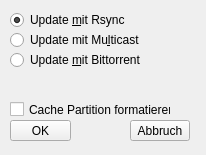
Qt form linbo_gui/linboMulticastBox.ui (linuxmuster/linuxmuster-linbo) before a commit.
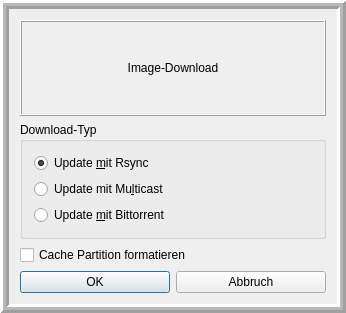
The same form after that commit.

Commit message: rewrite / remove remaining dialogs, make it compile

```diff
--- a/linbo_gui/linboMulticastBox.ui
+++ b/linbo_gui/linboMulticastBox.ui
@@ -1,72 +1,73 @@
 <?xml version="1.0" encoding="UTF-8"?>
 <ui version="4.0">
  <class>linboMulticastBox</class>
- <widget class="QWidget" name="linboMulticastBox">
+ <widget class="QDialog" name="linboMulticastBox">
   <property name="geometry">
    <rect>
     <x>0</x>
     <y>0</y>
-    <width>206</width>
-    <height>155</height>
+    <width>346</width>
+    <height>313</height>
    </rect>
   </property>
   <property name="windowTitle">
    <string>Update Cache</string>
   </property>
-  <widget class="QPushButton" name="okButton">
-   <property name="geometry">
-    <rect>
-     <x>10</x>
-     <y>120</y>
-     <width>61</width>
-     <height>21</height>
-    </rect>
-   </property>
-   <property name="toolTip">
-    <string>Aktualisiert den lokalen&lt;br&gt;Cache mit der gewählten Methode</string>
+  <property name="modal">
+   <bool>true</bool>
+  </property>
+  <layout class="QHBoxLayout" name="horizontalLayout_2">
+   <property name="leftMargin">
+    <number>0</number>
    </property>
-   <property name="text">
-    <string>OK</string>
+   <property name="topMargin">
+    <number>0</number>
    </property>
-  </widget>
-  <widget class="QPushButton" name="cancelButton">
-   <property name="geometry">
-    <rect>
-     <x>130</x>
-     <y>120</y>
-     <width>60</width>
-     <height>21</height>
-    </rect>
+   <property name="rightMargin">
+    <number>0</number>
    </property>
-   <property name="toolTip">
-    <string>Abbrechen ohne Cache-Aktualisierung</string>
+   <property name="bottomMargin">
+    <number>0</number>
    </property>
-   <property name="text">
-    <string>Abbruch</string>
-   </property>
-  </widget>
-  <widget class="QCheckBox" name="checkFormat">
-   <property name="geometry">
-    <rect>
-     <x>10</x>
-     <y>100</y>
-     <width>161</width>
-     <height>19</height>
-    </rect>
-   </property>
+   <item>
+    <widget class="QFrame" name="frame">
+     <property name="frameShape">
+      <enum>QFrame::Box</enum>
+     </property>
+     <property name="frameShadow">
+      <enum>QFrame::Raised</enum>
+     </property>
+     <property name="lineWidth">
+      <number>3</number>
+     </property>
+     <property name="midLineWidth">
+      <number>3</number>
+     </property>
+     <layout class="QVBoxLayout" name="verticalLayout_2">
+      <item>
+       <widget class="QLabel" name="label">
+        <property name="frameShape">
+         <enum>QFrame::Box</enum>
+        </property>
+        <property name="frameShadow">
+         <enum>QFrame::Raised</enum>
+        </property>
    <property name="text">
-    <string>Cache Partition formatieren</string>
-   </property>
-  </widget>
+         <string>Image-Download</string>
+        </property>
+        <property name="alignment">
+         <set>Qt::AlignCenter</set>
+        </property>
+       </widget>
+      </item>
+      <item>
+       <widget class="QGroupBox" name="groupBox">
+        <property name="title">
+         <string>Download-Typ</string>
+        </property>
+        <layout class="QVBoxLayout" name="verticalLayout">
+         <item>
   <widget class="QRadioButton" name="rsyncButton">
-   <property name="geometry">
-    <rect>
-     <x>10</x>
-     <y>10</y>
-     <width>150</width>
-     <height>20</height>
-    </rect>
-   </property>
    <property name="text">
     <string>Update &amp;mit Rsync</string>
    </property>
@@ -77,15 +78,9 @@
     <string notr="true">updateButtonGroup</string>
    </attribute>
   </widget>
+         </item>
+         <item>
   <widget class="QRadioButton" name="multicastButton">
-   <property name="geometry">
-    <rect>
-     <x>10</x>
-     <y>30</y>
-     <width>160</width>
-     <height>20</height>
-    </rect>
-   </property>
    <property name="text">
     <string>Update mit Mu&amp;lticast</string>
    </property>
@@ -93,15 +88,9 @@
     <string notr="true">updateButtonGroup</string>
    </attribute>
   </widget>
+         </item>
+         <item>
   <widget class="QRadioButton" name="torrentButton">
-   <property name="geometry">
-    <rect>
-     <x>10</x>
-     <y>50</y>
-     <width>165</width>
-     <height>20</height>
-    </rect>
-   </property>
    <property name="text">
     <string>Update &amp;mit Bittorrent</string>
    </property>
@@ -109,6 +98,45 @@
     <string notr="true">updateButtonGroup</string>
    </attribute>
   </widget>
+         </item>
+        </layout>
+       </widget>
+      </item>
+      <item>
+       <widget class="QCheckBox" name="checkFormat">
+        <property name="text">
+         <string>Cache Partition formatieren</string>
+        </property>
+       </widget>
+      </item>
+      <item>
+       <layout class="QHBoxLayout" name="horizontalLayout">
+        <item>
+         <widget class="QPushButton" name="okButton">
+          <property name="toolTip">
+           <string>Aktualisiert den lokalen&lt;br&gt;Cache mit der gewählten Methode</string>
+          </property>
+          <property name="text">
+           <string>OK</string>
+          </property>
+         </widget>
+        </item>
+        <item>
+         <widget class="QPushButton" name="cancelButton">
+          <property name="toolTip">
+           <string>Abbrechen ohne Cache-Aktualisierung</string>
+          </property>
+          <property name="text">
+           <string>Abbruch</string>
+          </property>
+         </widget>
+        </item>
+       </layout>
+      </item>
+     </layout>
+    </widget>
+   </item>
+  </layout>
  </widget>
  <layoutdefault spacing="6" margin="11"/>
  <pixmapfunction>qPixmapFromMimeSource</pixmapfunction>
```
Left out of the diff: 19 changed lines with no effect on the pictures. Lines whose indentation alone changed are shown as unchanged. The commit also changes 26 other files.
